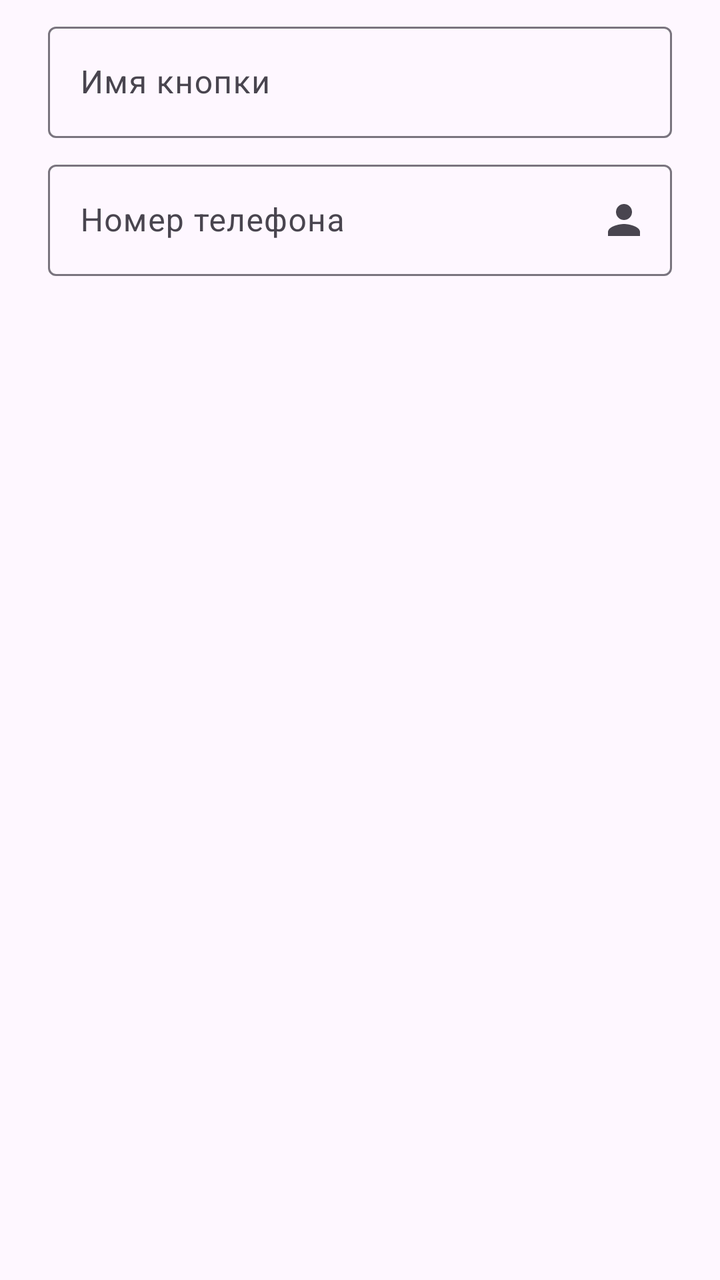
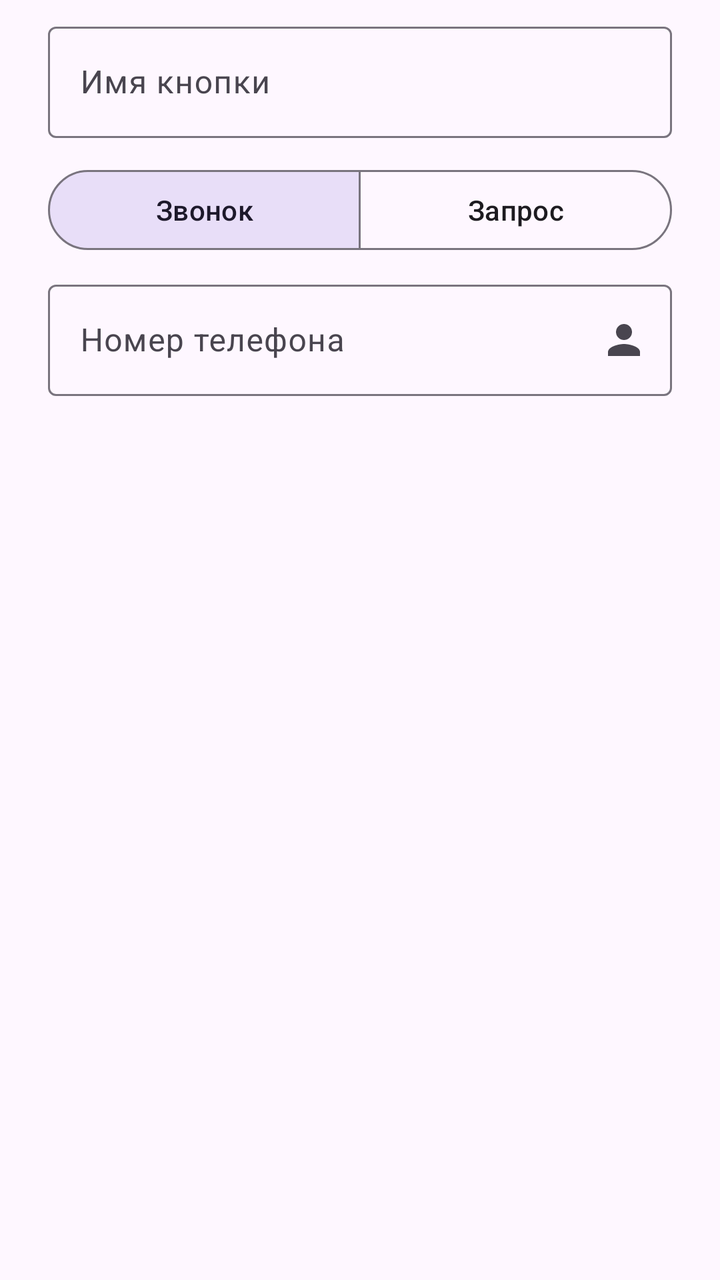

Two renders of the same Android screen: before a commit and after it. Below are the layout's source before the change and the commit's diff.
<!-- AndroidManifest.xml: application theme Theme.CallWidget -->
<!-- res/layout/dialog_edit.xml -->
<?xml version="1.0" encoding="utf-8"?>
<LinearLayout xmlns:android="http://schemas.android.com/apk/res/android"
    xmlns:app="http://schemas.android.com/apk/res-auto"
    android:layout_width="match_parent"
    android:layout_height="wrap_content"
    android:orientation="vertical"
    android:paddingStart="24dp"
    android:paddingTop="8dp"
    android:paddingEnd="24dp">

    <com.google.android.material.textfield.TextInputLayout
        android:id="@+id/name_layout"
        android:layout_width="match_parent"
        android:layout_height="wrap_content"
        android:hint="@string/name">

        <com.google.android.material.textfield.TextInputEditText
            android:id="@+id/name"
            android:layout_width="match_parent"
            android:layout_height="wrap_content"
            android:inputType="textCapSentences"
            android:maxLines="1" />
    </com.google.android.material.textfield.TextInputLayout>

    <com.google.android.material.textfield.TextInputLayout
        android:id="@+id/number_layout"
        android:layout_width="match_parent"
        android:layout_height="wrap_content"
        android:layout_marginTop="8dp"
        android:hint="@string/number"
        app:endIconContentDescription="@string/pick_contact"
        app:endIconDrawable="@drawable/ic_contact"
        app:endIconMode="custom">

        <com.google.android.material.textfield.TextInputEditText
            android:id="@+id/number"
            android:layout_width="match_parent"
            android:layout_height="wrap_content"
            android:inputType="phone"
            android:maxLines="1" />
    </com.google.android.material.textfield.TextInputLayout>
</LinearLayout>
<!-- resources referenced by this layout -->
<resources>
  <!-- drawable ic_contact (drawable) -->
  <vector xmlns:android="http://schemas.android.com/apk/res/android"
      android:width="24dp"
      android:height="24dp"
      android:tint="?attr/colorOnSurfaceVariant"
      android:viewportWidth="24"
      android:viewportHeight="24">
      <path
          android:fillColor="#FFFFFFFF"
          android:pathData="M12,12c2.21,0 4,-1.79 4,-4s-1.79,-4 -4,-4 -4,1.79 -4,4 1.79,4 4,4zM12,14c-2.67,0 -8,1.34 -8,4v2h16v-2c0,-2.66 -5.33,-4 -8,-4z" />
  </vector>
  <string name="name">Имя кнопки</string>
  <string name="number">Номер телефона</string>
  <string name="pick_contact">Выбрать из контактов</string>
  <style name="Theme.CallWidget" parent="Theme.Material3.DayNight.NoActionBar">
          <item name="colorPrimary">@color/primary</item>
      </style>
  <color name="primary">#2E7D32</color>
</resources>

<!-- the commit's change to res/layout/dialog_edit.xml (unified diff, before → after) -->
@@ -1,42 +1,190 @@
 <?xml version="1.0" encoding="utf-8"?>
-<LinearLayout xmlns:android="http://schemas.android.com/apk/res/android"
+<ScrollView xmlns:android="http://schemas.android.com/apk/res/android"
     xmlns:app="http://schemas.android.com/apk/res-auto"
     android:layout_width="match_parent"
-    android:layout_height="wrap_content"
-    android:orientation="vertical"
-    android:paddingStart="24dp"
-    android:paddingTop="8dp"
-    android:paddingEnd="24dp">
+    android:layout_height="wrap_content">
 
-    <com.google.android.material.textfield.TextInputLayout
-        android:id="@+id/name_layout"
+    <LinearLayout
         android:layout_width="match_parent"
         android:layout_height="wrap_content"
-        android:hint="@string/name">
+        android:orientation="vertical"
+        android:paddingStart="24dp"
+        android:paddingTop="8dp"
+        android:paddingEnd="24dp">
 
-        <com.google.android.material.textfield.TextInputEditText
-            android:id="@+id/name"
+        <com.google.android.material.textfield.TextInputLayout
+            android:id="@+id/name_layout"
             android:layout_width="match_parent"
             android:layout_height="wrap_content"
-            android:inputType="textCapSentences"
-            android:maxLines="1" />
-    </com.google.android.material.textfield.TextInputLayout>
+            android:hint="@string/name">
 
-    <com.google.android.material.textfield.TextInputLayout
-        android:id="@+id/number_layout"
-        android:layout_width="match_parent"
-        android:layout_height="wrap_content"
-        android:layout_marginTop="8dp"
-        android:hint="@string/number"
-        app:endIconContentDescription="@string/pick_contact"
-        app:endIconDrawable="@drawable/ic_contact"
-        app:endIconMode="custom">
+            <com.google.android.material.textfield.TextInputEditText
+                android:id="@+id/name"
+                android:layout_width="match_parent"
+                android:layout_height="wrap_content"
+                android:inputType="textCapSentences"
+                android:maxLines="1" />
+        </com.google.android.material.textfield.TextInputLayout>
 
-        <com.google.android.material.textfield.TextInputEditText
-            android:id="@+id/number"
+        
+        <com.google.android.material.button.MaterialButtonToggleGroup
+            android:id="@+id/type"
             android:layout_width="match_parent"
             android:layout_height="wrap_content"
-            android:inputType="phone"
-            android:maxLines="1" />
-    </com.google.android.material.textfield.TextInputLayout>
-</LinearLayout>
+            android:layout_marginTop="12dp"
+            app:checkedButton="@id/type_call"
+            app:selectionRequired="true"
+            app:singleSelection="true">
+
+            <Button
+                android:id="@+id/type_call"
+                style="?attr/materialButtonOutlinedStyle"
+                android:layout_width="0dp"
+                android:layout_height="wrap_content"
+                android:layout_weight="1"
+                android:text="@string/type_call" />
+
+            <Button
+                android:id="@+id/type_http"
+                style="?attr/materialButtonOutlinedStyle"
+                android:layout_width="0dp"
+                android:layout_height="wrap_content"
+                android:layout_weight="1"
+                android:text="@string/type_http" />
+        </com.google.android.material.button.MaterialButtonToggleGroup>
+
+        <com.google.android.material.textfield.TextInputLayout
+            android:id="@+id/number_layout"
+            android:layout_width="match_parent"
+            android:layout_height="wrap_content"
+            android:layout_marginTop="8dp"
+            android:hint="@string/number"
+            app:endIconContentDescription="@string/pick_contact"
+            app:endIconDrawable="@drawable/ic_contact"
+            app:endIconMode="custom">
+
+            <com.google.android.material.textfield.TextInputEditText
+                android:id="@+id/number"
+                android:layout_width="match_parent"
+                android:layout_height="wrap_content"
+                android:inputType="phone"
+                android:maxLines="1" />
+        </com.google.android.material.textfield.TextInputLayout>
+
+        <LinearLayout
+            android:id="@+id/http_section"
+            android:layout_width="match_parent"
+            android:layout_height="wrap_content"
+            android:orientation="vertical"
+            android:visibility="gone">
+
+            <com.google.android.material.textfield.TextInputLayout
+                android:id="@+id/url_layout"
+                android:layout_width="match_parent"
+                android:layout_height="wrap_content"
+                android:layout_marginTop="8dp"
+                android:hint="@string/http_url">
+
+                <com.google.android.material.textfield.TextInputEditText
+                    android:id="@+id/url"
+                    android:layout_width="match_parent"
+                    android:layout_height="wrap_content"
+                    android:inputType="textUri" />
+            </com.google.android.material.textfield.TextInputLayout>
+
+            <com.google.android.material.textfield.TextInputLayout
+                android:id="@+id/method_layout"
+                style="@style/Widget.Material3.TextInputLayout.OutlinedBox.ExposedDropdownMenu"
+                android:layout_width="match_parent"
+                android:layout_height="wrap_content"
+                android:layout_marginTop="8dp"
+                android:hint="@string/http_method">
+
+                <com.google.android.material.textfield.MaterialAutoCompleteTextView
+                    android:id="@+id/method"
+                    android:layout_width="match_parent"
+                    android:layout_height="wrap_content"
+                    android:inputType="none" />
+            </com.google.android.material.textfield.TextInputLayout>
+
+            <com.google.android.material.textfield.TextInputLayout
+                android:id="@+id/body_layout"
+                android:layout_width="match_parent"
+                android:layout_height="wrap_content"
+                android:layout_marginTop="8dp"
+                android:hint="@string/http_body">
+
+                <com.google.android.material.textfield.TextInputEditText
+                    android:id="@+id/body"
+                    android:layout_width="match_parent"
+                    android:layout_height="wrap_content"
+                    android:fontFamily="monospace"
+                    android:gravity="top"
+                    android:inputType="textMultiLine|textNoSuggestions"
+                    android:minLines="3" />
+            </com.google.android.material.textfield.TextInputLayout>
+
+            <com.google.android.material.textfield.TextInputLayout
+                android:id="@+id/headers_layout"
+                android:layout_width="match_parent"
+                android:layout_height="wrap_content"
+                android:layout_marginTop="8dp"
+                android:hint="@string/http_headers"
+                app:helperText="@string/http_headers_hint">
+
+                <com.google.android.material.textfield.TextInputEditText
+                    android:id="@+id/headers"
+                    android:layout_width="match_parent"
+                    android:layout_height="wrap_content"
+                    android:fontFamily="monospace"
+                    android:gravity="top"
+                    android:inputType="textMultiLine|textNoSuggestions"
+                    android:minLines="2" />
+            </com.google.android.material.textfield.TextInputLayout>
+
+            <com.google.android.material.materialswitch.MaterialSwitch
+                android:id="@+id/basic_auth"
+                android:layout_width="match_parent"
+                android:layout_height="wrap_content"
+                android:layout_marginTop="8dp"
+                android:text="@string/http_basic_auth" />
+
+            <LinearLayout
+                android:id="@+id/auth_section"
+                android:layout_width="match_parent"
+                android:layout_height="wrap_content"
+                android:orientation="vertical"
+                android:visibility="gone">
+
+                <com.google.android.material.textfield.TextInputLayout
+                    android:id="@+id/user_layout"
+                    android:layout_width="match_parent"
+                    android:layout_height="wrap_content"
+                    android:hint="@string/http_user">
+
+                    <com.google.android.material.textfield.TextInputEditText
+                        android:id="@+id/user"
+                        android:layout_width="match_parent"
+                        android:layout_height="wrap_content"
+                        android:inputType="text|textNoSuggestions"
+                        android:maxLines="1" />
+                </com.google.android.material.textfield.TextInputLayout>
+
+                <com.google.android.material.textfield.TextInputLayout
+                    android:layout_width="match_parent"
+                    android:layout_height="wrap_content"
+                    android:layout_marginTop="8dp"
+                    android:hint="@string/http_password"
+                    app:endIconMode="password_toggle">
+
+                    <com.google.android.material.textfield.TextInputEditText
+                        android:id="@+id/password"
+                        android:layout_width="match_parent"
+                        android:layout_height="wrap_content"
+                        android:inputType="textPassword"
+                        android:maxLines="1" />
+                </com.google.android.material.textfield.TextInputLayout>
+            </LinearLayout>
+        </LinearLayout>
+    </LinearLayout>
+</ScrollView>
<!-- resource entries referenced after the edit -->
@@ -11,9 +11,19 @@
           android:fillColor="#FFFFFFFF"
           android:pathData="M12,12c2.21,0 4,-1.79 4,-4s-1.79,-4 -4,-4 -4,1.79 -4,4 1.79,4 4,4zM12,14c-2.67,0 -8,1.34 -8,4v2h16v-2c0,-2.66 -5.33,-4 -8,-4z" />
   </vector>
+  <string name="http_basic_auth">Basic-аутентификация</string>
+  <string name="http_body">Тело запроса</string>
+  <string name="http_headers">Заголовки</string>
+  <string name="http_headers_hint">По одному на строку: Имя: значение. Без Content-Type тело отправляется как JSON.</string>
+  <string name="http_method">Метод</string>
+  <string name="http_password">Пароль</string>
+  <string name="http_url">Адрес (https://…)</string>
+  <string name="http_user">Логин</string>
   <string name="name">Имя кнопки</string>
   <string name="number">Номер телефона</string>
   <string name="pick_contact">Выбрать из контактов</string>
+  <string name="type_call">Звонок</string>
+  <string name="type_http">Запрос</string>
   <style name="Theme.CallWidget" parent="Theme.Material3.DayNight.NoActionBar">
           <item name="colorPrimary">@color/primary</item>
       </style>
